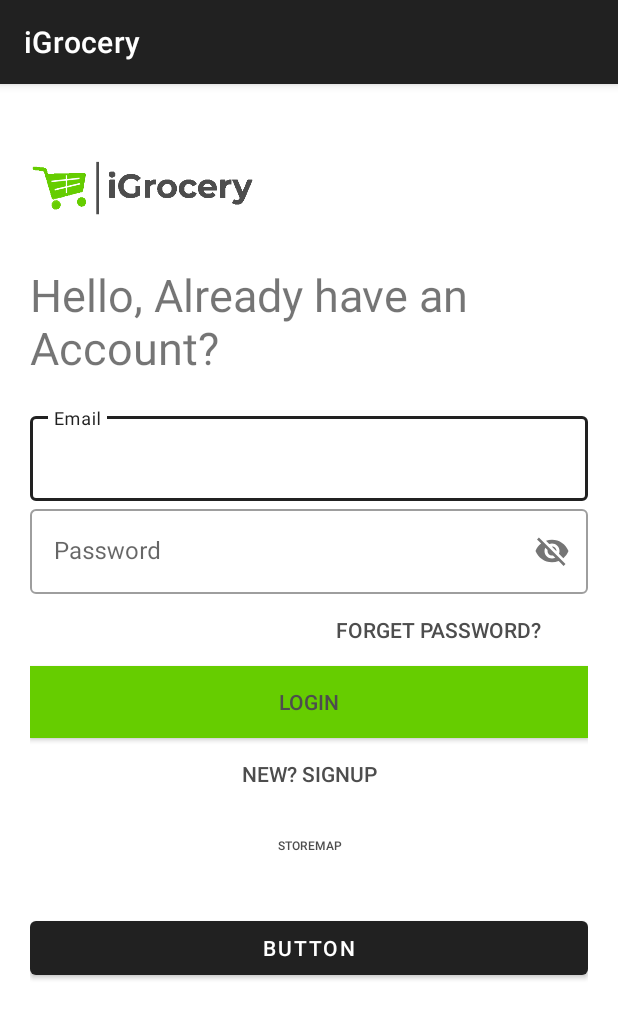
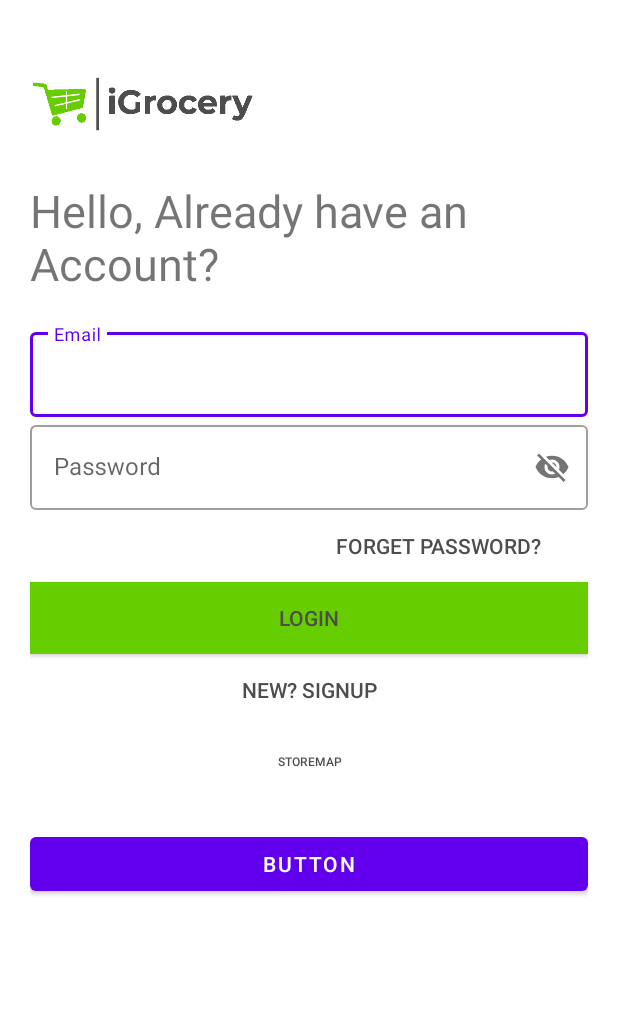
Before and after one commit to mmboldo/iGrocery, an Android app: the screen it shows after launch (Login), on a phone screen of 412 x 824 dp. Shown: the top 1019 px of the screen. Run offline under Robolectric (Android 15) with nearby library versions, the phone set to English and light mode, and no system bars; our stand-ins replace Firebase (no records; nobody signed in at launch, a user with empty details on screens opened directly).

Commit message:
Added ".NoActioBar" to themes, to remove the action bar from the program.

```diff
--- a/app/src/main/res/values-night/themes.xml
+++ b/app/src/main/res/values-night/themes.xml
@@ -1,10 +1,10 @@
 <resources xmlns:tools="http://schemas.android.com/tools">
     <!-- Base application theme. -->
-    <style name="Theme.IGrocery" parent="Theme.MaterialComponents.DayNight.DarkActionBar">
+    <style name="Theme.IGrocery" parent="Theme.MaterialComponents.DayNight.NoActionBar">
         <!-- Primary brand color. -->
-<!--        <item name="colorPrimary">@color/purple_200</item>-->
-<!--        <item name="colorPrimaryDark">@color/purple_700</item>-->
-<!--        <item name="colorOnPrimary">@color/black</item>-->
+        <!--        <item name="colorPrimary">@color/purple_200</item>-->
+        <!--        <item name="colorPrimaryDark">@color/purple_700</item>-->
+        <!--        <item name="colorOnPrimary">@color/black</item>-->
         <!-- Secondary brand color. -->
         <item name="colorSecondary">@color/teal_200</item>
         <item name="colorSecondaryVariant">@color/teal_200</item>
--- a/app/src/main/res/values/themes.xml
+++ b/app/src/main/res/values/themes.xml
@@ -1,10 +1,10 @@
 <resources xmlns:tools="http://schemas.android.com/tools">
     <!-- Base application theme. -->
-    <style name="Theme.IGrocery" parent="Theme.MaterialComponents.DayNight.DarkActionBar">
+    <style name="Theme.IGrocery" parent="Theme.MaterialComponents.DayNight.NoActionBar">
         <!-- Primary brand color. -->
-<!--        <item name="colorPrimary">@color/purple_500</item>-->
-<!--        <item name="colorPrimaryDark">@color/purple_700</item>-->
-<!--        <item name="colorOnPrimary">@color/white</item>-->
+        <!--        <item name="colorPrimary">@color/purple_500</item>-->
+        <!--        <item name="colorPrimaryDark">@color/purple_700</item>-->
+        <!--        <item name="colorOnPrimary">@color/white</item>-->
         <!-- Secondary brand color. -->
         <item name="colorSecondary">@color/teal_200</item>
         <item name="colorSecondaryVariant">@color/teal_700</item>
@@ -12,5 +12,6 @@
         <!-- Status bar color. -->
         <item name="android:statusBarColor" tools:targetApi="l">?attr/colorSecondaryVariant</item>
         <!-- Customize your theme here. -->
+
     </style>
 </resources>
```
